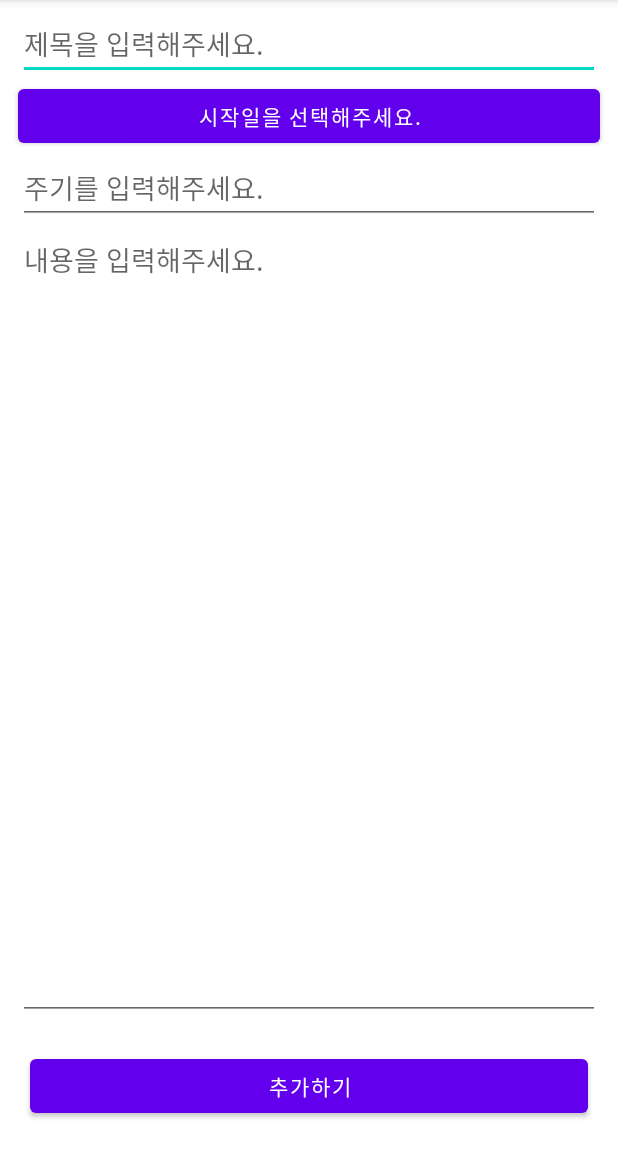
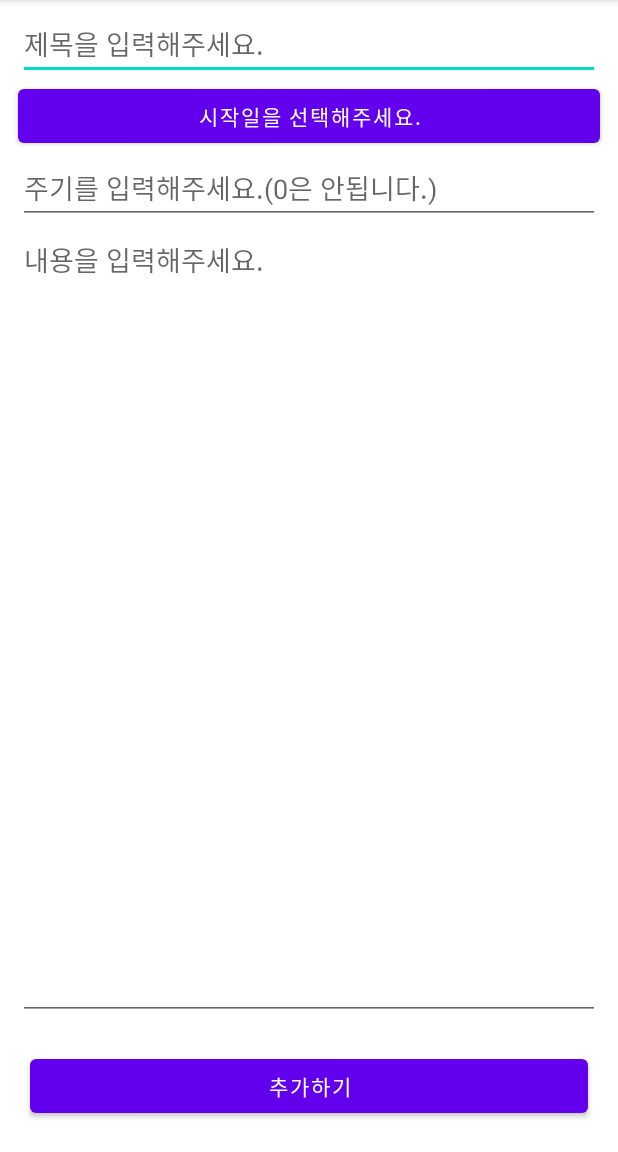
Before and after one commit to DSeung001/Reminder, an Android app: the screen it shows after launch (EditTodoActivity), after a tap on an icon or button, on a phone screen of 412 x 824 dp, the part 84-1236 px from its top. Run offline under Robolectric (Android 15) with nearby library versions, the phone set to English and light mode, and no system bars; our stand-ins replace Room's generated code.

Commit message:
edit 기능 수정

```diff
--- a/app/src/main/res/layout/activity_edit_todo.xml
+++ b/app/src/main/res/layout/activity_edit_todo.xml
@@ -36,7 +36,7 @@
         android:id="@+id/etTodoRepeat"
         android:layout_width="match_parent"
         android:layout_height="wrap_content"
-        android:hint="주기를 입력해주세요."
+        android:hint="주기를 입력해주세요.(0은 안됩니다.)"
         android:inputType="numberDecimal"
         app:layout_constraintTop_toBottomOf="@id/btnTodoStartedAt"
         app:layout_constraintBottom_toTopOf="@id/etTodoRepeat"
```
Also changed, not shown: app/src/main/java/com/example/reminder/EditTodoActivity.kt (+4 -3 lines).
